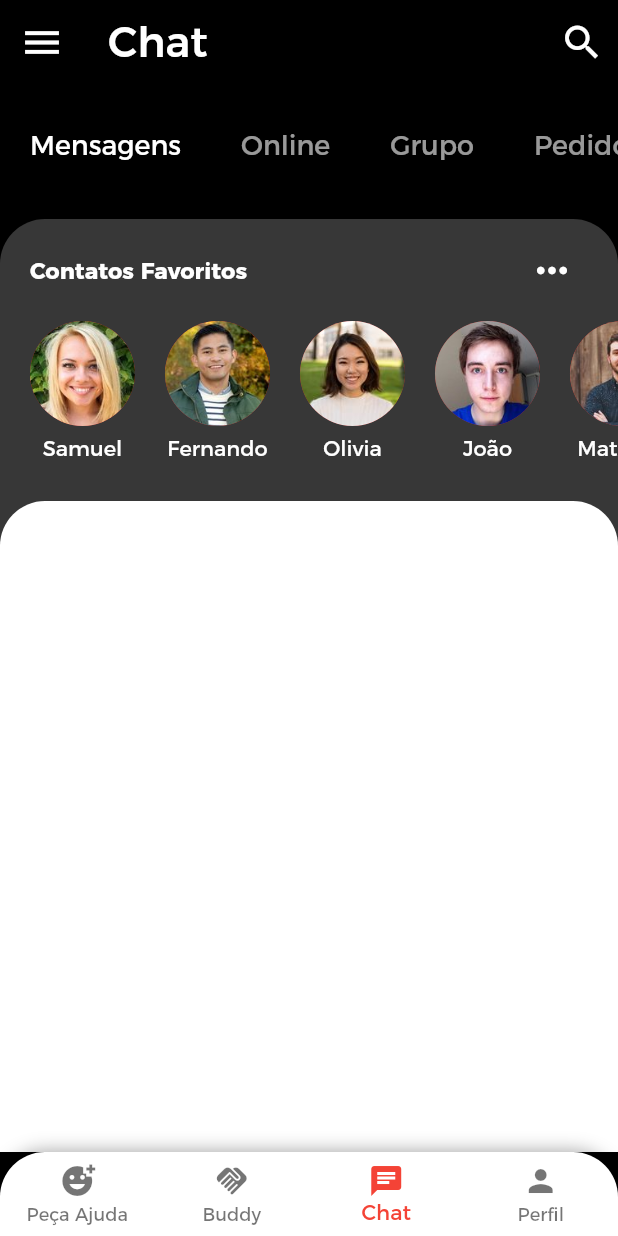
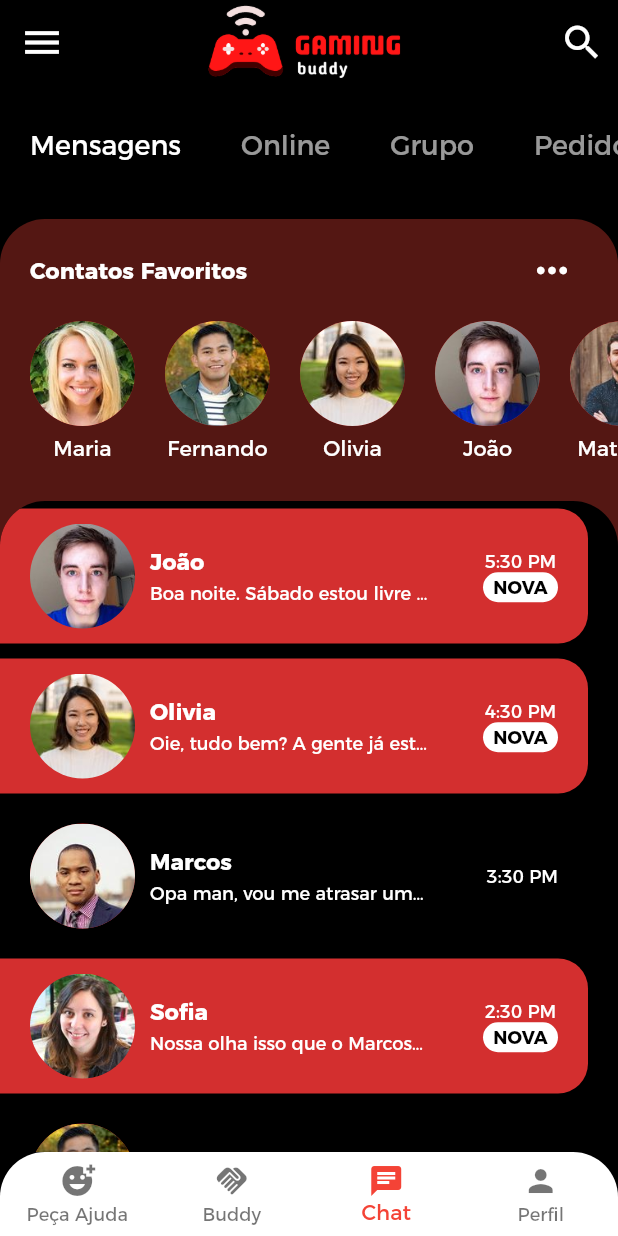
Before and after one commit to mrgamerads/gaming_buddy, a Flutter app: the BaseScreen screen opened directly, item 3 of the bottom bar chosen, after a tap on the "keyboard control" icon, on a phone screen of 412 x 824 dp. Run offline on Flutter 3.47's test engine with Material 2 defaults, Android fonts, the light colour scheme and no system bars; our stand-ins replace badges, mask_text_input_formatter.

Commit message:
Commit 1.6

```diff
--- a/lib/src/models/message_model.dart
+++ b/lib/src/models/message_model.dart
@@ -26,61 +26,61 @@ final User matheus = User(id: 1, name: 'Matheus', imageUrl: 'lib/src/imgs/img_pe
 final User joao = User(id: 2, name: 'João', imageUrl: 'lib/src/imgs/img_perfil/james.jpg');
 final User marcos = User(id: 3, name: 'Marcos', imageUrl: 'lib/src/imgs/img_perfil/john.jpg');
 final User olivia = User(id: 4, name: 'Olivia', imageUrl: 'lib/src/imgs/img_perfil/olivia.jpg');
-final User samuel = User(id: 5, name: 'Samuel', imageUrl: 'lib/src/imgs/img_perfil/sam.jpg');
+final User maria = User(id: 5, name: 'Maria', imageUrl: 'lib/src/imgs/img_perfil/sam.jpg');
 final User sofia = User(id: 6, name: 'Sofia', imageUrl: 'lib/src/imgs/img_perfil/sophia.jpg');
 final User fernando = User(id: 7, name: 'Fernando', imageUrl: 'lib/src/imgs/img_perfil/steven.jpg');
 
 // FAVORITE CONTACTS
-List<User> favorites = [samuel, fernando, olivia, joao, matheus];
+List<User> favorites = [maria, fernando, olivia, joao, matheus];
 
 // EXAMPLE CHATS ON HOME SCREEN
 List<Message> chats = [
   Message(
     sender: joao,
     time: '5:30 PM',
-    text: 'Hey, how\'s it going? What did you do today?',
+    text: 'Boa noite. Sábado estou livre para jogar.',
     isLiked: false,
     unread: true,
   ),
   Message(
     sender: olivia,
     time: '4:30 PM',
-    text: 'Hey, how\'s it going? What did you do today?',
+    text: 'Oie, tudo bem? A gente já está te esperando no esquadrão.',
     isLiked: false,
     unread: true,
   ),
   Message(
     sender: marcos,
     time: '3:30 PM',
-    text: 'Hey, how\'s it going? What did you do today?',
+    text: 'Opa man, vou me atrasar um pouco, cê me espera né?',
     isLiked: false,
     unread: false,
   ),
   Message(
     sender: sofia,
     time: '2:30 PM',
-    text: 'Hey, how\'s it going? What did you do today?',
+    text: 'Nossa olha isso que o Marcos me enviou hoje kkkkkkk',
     isLiked: false,
     unread: true,
   ),
   Message(
     sender: fernando,
     time: '1:30 PM',
-    text: 'Hey, how\'s it going? What did you do today?',
+    text: 'Fala grande, blz? Ow tem vaga ai nesse squad pra amanhã no Destiny 2?',
     isLiked: false,
     unread: false,
   ),
   Message(
-    sender: samuel,
+    sender: maria,
     time: '12:30 PM',
-    text: 'Hey, how\'s it going? What did you do today?',
+    text: 'Oie <3. To doidinha pra jogar Gears, bora?',
     isLiked: false,
     unread: false,
   ),
   Message(
     sender: matheus,
     time: '11:30 AM',
-    text: 'Hey, how\'s it going? What did you do today?',
+    text: 'Ow doido, não esquece de fazer aquela raid marota comigo hoje',
     isLiked: false,
     unread: false,
   ),
@@ -90,43 +90,43 @@ List<Message> chats = [
 List<Message> messages = [
   Message(
     sender: joao,
-    time: '5:30 PM',
-    text: 'Hey, how\'s it going? What did you do today?',
+    time: '1:30 PM',
+    text: '10/10 fechado então :)',
     isLiked: true,
     unread: true,
   ),
   Message(
     sender: currentUser,
-    time: '4:30 PM',
-    text: 'Just walked my doge. She was super duper cute. The best pupper!!',
+    time: '2:00 PM',
+    text: 'Perfeito, combinado então, vou avisar a galera',
     isLiked: false,
     unread: true,
   ),
   Message(
     sender: joao,
-    time: '3:45 PM',
-    text: 'How\'s the doggo?',
+    time: '2:05 PM',
+    text: 'vou levar minha mãe na casa da amiga dela de carro, daí umas 4PM devo estar livre',
     isLiked: false,
     unread: true,
   ),
   Message(
     sender: joao,
-    time: '3:15 PM',
-    text: 'All the food',
+    time: '2:15 PM',
+    text: 'Então...',
     isLiked: true,
     unread: true,
   ),
   Message(
     sender: currentUser,
     time: '2:30 PM',
-    text: 'Nice! What kind of food did you eat?',
+    text: 'Pow massa! Que horas mais ou menos?',
     isLiked: false,
     unread: true,
   ),
   Message(
     sender: joao,
-    time: '2:00 PM',
-    text: 'I ate so much food today.',
+    time: '3:00 PM',
+    text: 'Boa noite. Sábado estou livre para jogar.',
     isLiked: false,
     unread: true,
   ),
--- a/lib/src/pages/base/base_screen.dart
+++ b/lib/src/pages/base/base_screen.dart
@@ -2,6 +2,7 @@ import 'package:flutter/material.dart';
 import 'package:gaming_buddy/src/pages/home/home_tab.dart';
 import 'package:gaming_buddy/src/pages/buddy/buddy.dart';
 import 'package:gaming_buddy/src/pages/chat/chat.dart';
+import 'package:gaming_buddy/src/pages/perfil/perfil.dart';
 
 class BaseScreen extends StatefulWidget {
   const BaseScreen({Key? key}) : super(key: key);
@@ -20,11 +21,11 @@ class _BaseScreenState extends State<BaseScreen> {
         body: PageView(
           physics: const NeverScrollableScrollPhysics(),
           controller: pageController,
-          children: [
-            const HomeTab(),
-            const BuddyPage(),
-            const chat(),
-            Container(color: Colors.purple,),
+          children: const [
+            HomeTab(),
+            BuddyPage(),
+            chat(),
+            Perfil(),
           ],
         ),
         bottomNavigationBar: Container(
--- a/lib/src/pages/buddy/buddy.dart
+++ b/lib/src/pages/buddy/buddy.dart
@@ -9,13 +9,20 @@ class BuddyPage extends StatelessWidget {
   Widget build(BuildContext context) {
     return Scaffold(
       appBar: AppBar(
-        title: const Text('Feed'),
+        elevation: 0,
+        centerTitle: true,
+        title: Column(
+          mainAxisAlignment: MainAxisAlignment.center,
+          children: [
+            Image.asset('lib/src/imgs/5.png', height: 200,),
+          ],
+        ),
         backgroundColor: Colors.black,
         actions: [
           Padding(
             padding: const EdgeInsets.only(
-              top: 15,
-              right: 15,
+              top: 10,
+              right: 10,
             ),
             child: GestureDetector(
               onTap: () {},
@@ -33,7 +40,7 @@ class BuddyPage extends StatelessWidget {
           children: [
             //Feed de Esquadrões
             const SizedBox(
-              height: 40,
+              height: 20,
             ),
 
             GestureDetector(
@@ -45,7 +52,7 @@ class BuddyPage extends StatelessWidget {
                   );
                 },
               child: SizedBox(
-                height: 630,
+                height: 650,
                 child: ListView(
                   physics: const BouncingScrollPhysics(),
                   scrollDirection: Axis.vertical,
--- a/lib/src/pages/chat/chat.dart
+++ b/lib/src/pages/chat/chat.dart
@@ -2,6 +2,8 @@ import 'package:flutter/material.dart';
 import 'package:gaming_buddy/src/widgets/category_selector.dart';
 import 'package:gaming_buddy/src/widgets/favorite_contacts.dart';
 import 'package:gaming_buddy/src/models/message_model.dart';
+
+import '../../widgets/recent_chats.dart';
 
 class chat extends StatefulWidget {
   const chat({Key? key}) : super(key: key);
@@ -15,19 +17,21 @@ class _chatState extends State<chat> {
   Widget build(BuildContext context) {
     return Scaffold(
       appBar: AppBar(
+        elevation: 0,
+        centerTitle: true,
         leading: IconButton(
           icon: const Icon(Icons.menu),
           iconSize: 30.0,
           color: Colors.white,
           onPressed: () {},
         ),
-        title: const Text('Chat',
-            style: TextStyle(
-              fontSize: 28,
-          ),
+        title: Column(
+          mainAxisAlignment: MainAxisAlignment.center,
+          children: [
+            Image.asset('lib/src/imgs/5.png', height: 200,),
+          ],
         ),
         backgroundColor: Colors.black,
-        elevation: 0.0,
         actions: <Widget>[
           IconButton(
             icon: const Icon(Icons.search),
@@ -37,39 +41,25 @@ class _chatState extends State<chat> {
           ),
         ],
       ),
+
+      //chat
       body: Column(
         children: <Widget>[
           const CategorySelector(),
           Expanded(
             child: Container(
-              height: 500.0,
+              height: 200,
               decoration: BoxDecoration(
-                color: Colors.grey.withAlpha(600),
+                color: Colors.red.withAlpha(600),
                 borderRadius: const BorderRadius.only(
                   topLeft: Radius.circular(30),
                   topRight: Radius.circular(30),
                 )
               ),
               child: Column(
-                children: <Widget>[
-                  const FavoriteContacts(),
-                  Expanded(
-                    child: Container(
-                      decoration: const BoxDecoration(
-                          color: Colors.white,
-                          borderRadius: BorderRadius.only(
-                            topLeft: Radius.circular(30),
-                            topRight: Radius.circular(30),
-                          ),
-                      ),
-                      child: ListView.builder(
-                          itemCount: chats.length,
-                          itemBuilder: (BuildContext context, int index){
-                            return ;
-                          }
-                      ),
-                    ),
-                  ),
+                children: const <Widget>[
+                   FavoriteContacts(),
+                   RecentChats(),
                 ],
               ),
             ),
--- /dev/null
+++ b/lib/src/pages/perfil/perfil.dart
@@ -0,0 +1,148 @@
+import 'package:flutter/material.dart';
+import 'package:gaming_buddy/src/my_flutter_app_icons.dart';
+
+class Perfil extends StatelessWidget {
+  const Perfil({Key? key}) : super(key: key);
+
+  @override
+  Widget build(BuildContext context) {
+    return Scaffold(
+      appBar: AppBar(
+        elevation: 0,
+        backgroundColor: Colors.black,
+        actions: <Widget>[
+          IconButton(
+            icon: const Icon(Icons.settings),
+            iconSize: 20.0,
+            color: Colors.white,
+            onPressed: () {},
+          ),
+        ],
+      ),
+      body: SingleChildScrollView(
+        physics: const BouncingScrollPhysics(),
+        child: Column(
+          children: [
+            Container(
+              child: const Padding(
+                padding: EdgeInsets.symmetric(
+                  horizontal: 140,
+                  vertical: 20,
+                ),
+                child: CircleAvatar(
+                  radius: 55,
+                  backgroundImage: AssetImage('lib/src/imgs/img_perfil/Screenshot_7.png'),
+                ),
+              ),
+            ),
+            const Text('João Maria',
+              style: TextStyle(
+              color: Colors.white,
+              fontSize: 25,
+              ),
+            ),
+            const Text('Jogador',
+              style: TextStyle(
+              color: Colors.white,
+              fontSize: 12,
+              ),
+            ),
+
+            Column(
+              children: const <Widget>[
+                Image(image: AssetImage('lib/src/imgs/botoes perfil.png'),
+                  fit: BoxFit.cover,
+                  height: 250,
+                  width: 350,
+                ),
+              ],
+            ),
+
+            Container(
+              alignment: Alignment.centerLeft,
+              child: const Padding(
+                padding: EdgeInsets.all(8.0),
+                child: Text('Sobre Mim', style: TextStyle(
+                  color: Colors.white,
+                  fontWeight: FontWeight.bold,
+                  fontSize: 18,
+                  ),
+                ),
+              ),
+            ),
+
+            Container(
+              alignment: Alignment.centerLeft,
+              child: const Padding(
+                padding: EdgeInsets.all(9.0),
+                child: Text('Sou jogador de videogames desde criacinha! Comecei a jogar com um velho Playstation 1 e até hoje não paro. Adoro jogar online em modo cooperativo e fazer amigos! Sejam bem-vindos! Me siga, me acompanhe e conecte comigo para jogatinas online todo final de semana.',
+                  style: TextStyle(
+                    color: Colors.white,
+                    fontSize: 15,
+                  ),
+                ),
+              ),
+            ),
+
+            const SizedBox(height: 20),
+
+            Container(
+              alignment: Alignment.centerLeft,
+              child: const Padding(
+                padding: EdgeInsets.all(8.0),
+                child: Text('Plataformas',
+                  style: TextStyle(
+                    color: Colors.white,
+                    fontWeight: FontWeight.bold,
+                    fontSize: 18,
+                  ),
+                ),
+              ),
+            ),
+
+            const SizedBox(height: 10),
+
+            Row(
+              children: [
+                Padding(
+                  padding: const EdgeInsets.all(8.0),
+                  child: Container(
+                    height: 60.0,
+                    width: 60.0,
+                    decoration: BoxDecoration(
+                      borderRadius: BorderRadius.circular(20),
+                      color: Colors.white,
+                    ),
+                    child: const Center(
+                      child: Icon(MyFlutterApp.playstation_logo,
+                        size: 75,
+                        color: Colors.black,
+                      ),
+                    ),
+                  ),
+                ),
+                Padding(
+                  padding: const EdgeInsets.symmetric(horizontal: 20),
+                  child: Container(
+                    height: 60.0,
+                    width: 60.0,
+                    decoration: BoxDecoration(
+                      borderRadius: BorderRadius.circular(20),
+                      color: Colors.white,
+                    ),
+                    child: const Center(
+                      child: Icon(MyFlutterApp.xbox_logo,
+                        size: 80,
+                        color: Colors.black,
+                      ),
+                    ),
+                  ),
+                ),
+              ],
+            ),
+          ],
+        ),
+      ),
+    );
+  }
+}
--- a/lib/src/widgets/favorite_contacts.dart
+++ b/lib/src/widgets/favorite_contacts.dart
@@ -1,5 +1,6 @@
 import 'package:flutter/material.dart';
 import 'package:gaming_buddy/src/models/message_model.dart';
+import 'package:gaming_buddy/src/pages/chat/chat_screen.dart';
 
 class FavoriteContacts extends StatelessWidget {
   const FavoriteContacts({Key? key}) : super(key: key);
@@ -43,7 +44,12 @@ class FavoriteContacts extends StatelessWidget {
                 scrollDirection: Axis.horizontal,
                 itemCount: favorites.length,
                 itemBuilder: (BuildContext context, int index) {
-                return Padding(
+                return GestureDetector(
+                  onTap: () => Navigator.push(context, MaterialPageRoute(
+                    builder: (_) => ChatScreen(user: favorites[index]),
+                  ),
+                  ),
+                  child: Padding(
                     padding: const EdgeInsets.all(10.0),
                     child: Column(
                       children: <Widget>[
@@ -64,6 +70,7 @@ class FavoriteContacts extends StatelessWidget {
                         ),
                       ],
                     ),
+                  ),
                 );
               },
             ),
--- /dev/null
+++ b/lib/src/widgets/recent_chats.dart
@@ -0,0 +1,127 @@
+import 'package:flutter/material.dart';
+import 'package:gaming_buddy/src/models/message_model.dart';
+import 'package:gaming_buddy/src/pages/chat/chat_screen.dart';
+
+class RecentChats extends StatelessWidget {
+  const RecentChats({Key? key}) : super(key: key);
+
+  @override
+  Widget build(BuildContext context) {
+    return Expanded(
+      child: Container(
+        decoration: const BoxDecoration(
+          color: Colors.black,
+          borderRadius: BorderRadius.only(
+            topLeft: Radius.circular(30),
+            topRight: Radius.circular(30),
+          ),
+        ),
+        child: ClipRRect(
+          borderRadius: const BorderRadius.only(
+            topLeft: Radius.circular(30),
+            topRight: Radius.circular(30),
+          ),
+          child: ListView.builder(
+              itemCount: chats.length,
+              itemBuilder: (BuildContext context, int index){
+                final chat = chats[index];
+                return GestureDetector(
+                  onTap: () => Navigator.push(context, MaterialPageRoute(
+                      builder: (_) => ChatScreen(user: chat.sender,),
+                    ),
+                  ),
+                  child: Container(
+                    margin: const EdgeInsets.only(
+                      top: 5,
+                      right: 20,
+                      bottom: 5,
+                    ),
+                    padding: const EdgeInsets.symmetric(
+                      horizontal: 20,
+                      vertical: 10,
+                    ),
+                    decoration: BoxDecoration(
+                      color: chat.unread ? Colors.red.shade700 : Colors.black,
+                      borderRadius: const BorderRadius.only(
+                        topRight: Radius.circular(20),
+                        bottomRight: Radius.circular(20),
+                      ),
+                    ),
+                    child: Row(
+                      mainAxisAlignment: MainAxisAlignment.spaceBetween,
+                      children: <Widget>[
+                        Row(
+                          children: <Widget>[
+                            CircleAvatar(
+                              radius: 35,
+                              backgroundImage: AssetImage(chat.sender.imageUrl),
+                            ),
+                            const SizedBox(width: 10.0),
+                            Column(
+                              crossAxisAlignment: CrossAxisAlignment.start,
+                              children: <Widget>[
+                                Text(
+                                  chat.sender.name,
+                                  style: const TextStyle(
+                                    fontSize: 15,
+                                    color: Colors.white,
+                                    fontWeight: FontWeight.w600,
+                                  ),
+                                ),
+                                const SizedBox(height: 5.0),
+                                Container(
+                                  width: MediaQuery.of(context).size.width * 0.45,
+                                  child: Text(
+                                    chat.text,
+                                    style: const TextStyle(
+                                      fontSize: 12,
+                                      color: Colors.white,
+                                    ),
+                                    overflow: TextOverflow.ellipsis,
+                                  ),
+                                ),
+                              ],
+                            ),
+                          ],
+                        ),
+                        const SizedBox(height: 10),
+                        Column(
+                          children: <Widget>[
+                            Text(
+                                chat.time,
+                                style: const TextStyle(
+                                fontSize: 12,
+                                color: Colors.white,
+                              ),
+                            ),
+                            chat.unread ? Container(
+                              width: 50,
+                              height: 20,
+                              decoration: BoxDecoration(
+                                color: Colors.white,
+                                borderRadius: BorderRadius.circular(30),
+                              ),
+                              alignment: Alignment.center,
+                              child: const Text(
+                                'NOVA',
+                                style: TextStyle(
+                                  color: Colors.black,
+                                  fontSize: 12,
+                                  fontWeight: FontWeight.bold,
+                                ),
+                              ),
+                            )
+                                : const SizedBox.shrink(),
+                          ],
+                        ),
+                      ],
+                    ),
+                  ),
+                );
+              }
+          ),
+        ),
+      ),
+    );
+  }
+}
--- a/pubspec.yaml
+++ b/pubspec.yaml
@@ -98,6 +98,7 @@ flutter:
   - lib/src/imgs/img_perfil/sam.jpg
   - lib/src/imgs/img_perfil/sophia.jpg
   - lib/src/imgs/img_perfil/steven.jpg
+  - lib/src/imgs/botoes perfil.png
 
   # An image asset can refer to one or more resolution-specific "variants", see
   # https://flutter.dev/assets-and-images/#resolution-aware
```
Also changed, not shown: lib/src/pages/chat/chat_screen.dart (added, +190 -0 lines), lib/src/imgs/botoes perfil.png (added). Lines whose indentation alone changed are shown as unchanged.
